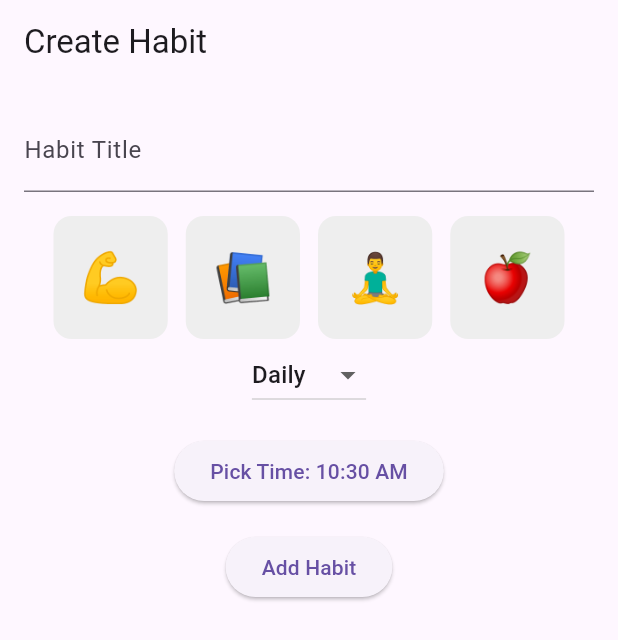
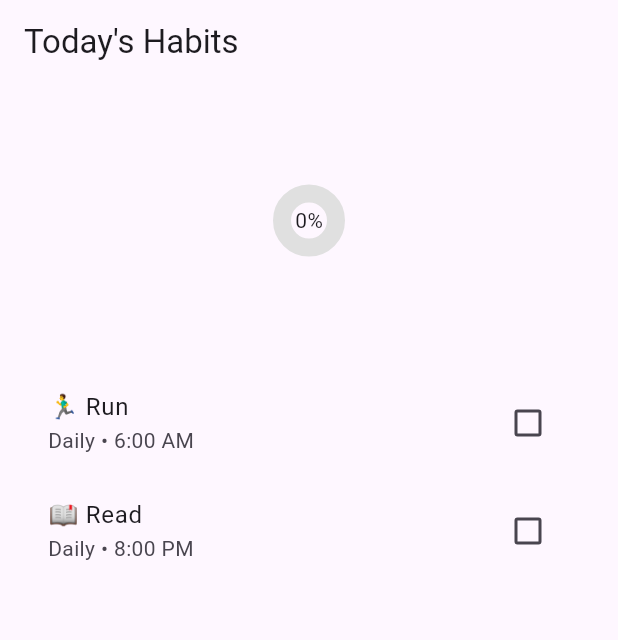
Before and after one commit to videepsinghal27/habitloop_app, a Flutter app: the screen it shows after launch, on a phone screen of 412 x 824 dp. Shown: the top 640 px of the screen. Run offline on Flutter 3.47's test engine with Material 3 defaults, Android fonts, the phone set to English and light mode, and no system bars.

Commit message:
feat: Add daily dashboard screen with progress ring and habit list

```diff
--- a/lib/main.dart
+++ b/lib/main.dart
@@ -1,5 +1,6 @@
 import 'package:flutter/material.dart';
 import 'screens/habit_creation_screen.dart';
+import 'screens/today_dashboard_screen.dart';
 
 void main() => runApp(HabitLoopApp());
 
@@ -8,7 +9,7 @@ class HabitLoopApp extends StatelessWidget {
   Widget build(BuildContext context) {
     return MaterialApp(
       title: 'HabitLoop',
-      home: HabitCreationScreen(),
+      home: TodayDashboardScreen(),
     );
   }
 }
--- a/lib/screens/habit_creation_screen.dart
+++ b/lib/screens/habit_creation_screen.dart
@@ -12,6 +12,7 @@ class Habit {
   final String emoji;
   final String frequency;
   final TimeOfDay time;
+  bool isCompleted;
   // Optional reminder time
   TimeOfDay? reminderTime;
 
@@ -21,6 +22,7 @@ class Habit {
     required this.frequency,
     required this.time,
     this.reminderTime, // ✅ add to constructor
+    this.isCompleted = false,
   });
 }
 
--- /dev/null
+++ b/lib/screens/today_dashboard_screen.dart
@@ -0,0 +1,79 @@
+import 'package:flutter/material.dart';
+import 'package:habitloop_app/screens/habit_creation_screen.dart'; // for Habit class
+
+class TodayDashboardScreen extends StatefulWidget {
+  const TodayDashboardScreen({Key? key}) : super(key: key);
+
+  @override
+  _TodayDashboardScreenState createState() => _TodayDashboardScreenState();
+}
+
+class _TodayDashboardScreenState extends State<TodayDashboardScreen> {
+  late List<Habit> _todayHabits;
+
+  @override
+  void initState() {
+    super.initState();
+    // Mock today's habits — in real app this would be fetched from DB
+    _todayHabits = [
+      Habit(title: 'Run', emoji: '🏃‍♂️', frequency: 'Daily', time: TimeOfDay(hour: 6, minute: 0)),
+      Habit(title: 'Read', emoji: '📖', frequency: 'Daily', time: TimeOfDay(hour: 20, minute: 0)),
+    ];
+  }
+
+  int get completedCount => _todayHabits.where((h) => h.isCompleted).length;
+
+  double get progress =>
+      _todayHabits.isEmpty ? 0 : completedCount / _todayHabits.length;
+
+  @override
+  Widget build(BuildContext context) {
+    return Scaffold(
+      appBar: AppBar(title: const Text("Today's Habits")),
+      body: Padding(
+        padding: const EdgeInsets.all(16.0),
+        child: Column(
+          children: [
+            // Progress Ring Placeholder
+            SizedBox(
+              height: 150,
+              child: Stack(
+                alignment: Alignment.center,
+                children: [
+                  CircularProgressIndicator(
+                    value: progress,
+                    strokeWidth: 12,
+                    backgroundColor: Colors.grey[300],
+                    valueColor: AlwaysStoppedAnimation<Color>(Colors.green),
+                  ),
+                  Text('${(progress * 100).toInt()}%'),
+                ],
+              ),
+            ),
+            const SizedBox(height: 24),
+
+            // List of Today's Habits
+            Expanded(
+              child: ListView.builder(
+                itemCount: _todayHabits.length,
+                itemBuilder: (context, index) {
+                  final habit = _todayHabits[index];
+                  return CheckboxListTile(
+                    title: Text('${habit.emoji} ${habit.title}'),
+                    subtitle: Text('${habit.frequency} • ${habit.time.format(context)}'),
+                    value: habit.isCompleted,
+                    onChanged: (value) {
+                      setState(() {
+                        habit.isCompleted = value ?? false;
+                      });
+                    },
+                  );
+                },
+              ),
+            ),
+          ],
+        ),
+      ),
+    );
+  }
+}
```
